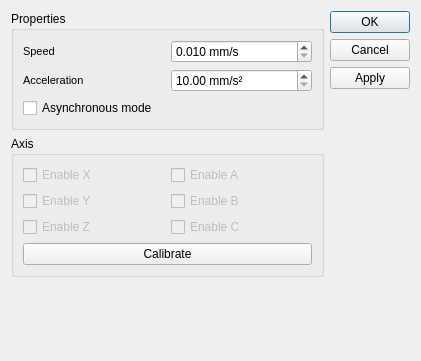
Old version of the form DummyMotor/dialogDummyMotor.ui in the repository itom-project/plugins.
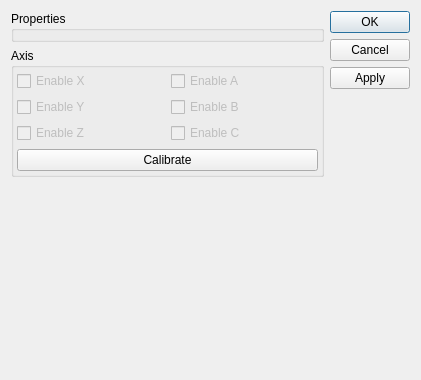
New version of the form. Custom widgets are drawn as their Qt base class.

Commit message: DummyMotor: added paramEditor widget to dialog

The edit to the form file:
```diff
--- a/DummyMotor/dialogDummyMotor.ui
+++ b/DummyMotor/dialogDummyMotor.ui
@@ -7,7 +7,7 @@
     <x>0</x>
     <y>0</y>
     <width>421</width>
-    <height>361</height>
+    <height>380</height>
    </rect>
   </property>
   <property name="windowTitle">
@@ -22,68 +22,20 @@
         <string>Properties</string>
        </property>
        <layout class="QGridLayout" name="gridLayout">
-        <item row="0" column="1">
-         <widget class="QDoubleSpinBox" name="doubleSpinBox_Speed">
-          <property name="suffix">
-           <string> mm/s</string>
-          </property>
-          <property name="decimals">
-           <number>3</number>
-          </property>
-          <property name="minimum">
-           <double>0.010000000000000</double>
-          </property>
-          <property name="maximum">
-           <double>100.000000000000000</double>
-          </property>
-         </widget>
-        </item>
-        <item row="1" column="1">
-         <widget class="QDoubleSpinBox" name="doubleSpinBox_Accel">
-          <property name="suffix">
-           <string> mm/s²</string>
-          </property>
-          <property name="decimals">
-           <number>2</number>
-          </property>
-          <property name="minimum">
-           <double>10.000000000000000</double>
-          </property>
-          <property name="maximum">
-           <double>10000.000000000000000</double>
-          </property>
-         </widget>
-        </item>
-        <item row="1" column="0">
-         <widget class="QLabel" name="labelAcc">
-          <property name="font">
-           <font>
-            <pointsize>8</pointsize>
-           </font>
-          </property>
-          <property name="text">
-           <string>Acceleration</string>
-          </property>
-         </widget>
-        </item>
-        <item row="0" column="0">
-         <widget class="QLabel" name="labelSpeed">
-          <property name="font">
-           <font>
-            <pointsize>8</pointsize>
-           </font>
-          </property>
-          <property name="text">
-           <string>Speed</string>
-          </property>
-         </widget>
-        </item>
-        <item row="2" column="0" colspan="2">
-         <widget class="QCheckBox" name="checkAsync">
-          <property name="text">
-           <string>Asynchronous mode</string>
-          </property>
-         </widget>
+        <property name="leftMargin">
+         <number>3</number>
+        </property>
+        <property name="topMargin">
+         <number>3</number>
+        </property>
+        <property name="rightMargin">
+         <number>3</number>
+        </property>
+        <property name="bottomMargin">
+         <number>3</number>
+        </property>
+        <item row="0" column="0" colspan="2">
+         <widget class="ParamEditorWidget" name="paramEditor"/>
         </item>
        </layout>
       </widget>
@@ -94,6 +46,18 @@
         <string>Axis</string>
        </property>
        <layout class="QGridLayout" name="gridLayout_2">
+        <property name="leftMargin">
+         <number>3</number>
+        </property>
+        <property name="topMargin">
+         <number>3</number>
+        </property>
+        <property name="rightMargin">
+         <number>3</number>
+        </property>
+        <property name="bottomMargin">
+         <number>3</number>
+        </property>
         <item row="0" column="0">
          <widget class="QCheckBox" name="checkBox_EnableX">
           <property name="enabled">
@@ -197,6 +161,13 @@
    </item>
   </layout>
  </widget>
+ <customwidgets>
+  <customwidget>
+   <class>ParamEditorWidget</class>
+   <extends>QWidget</extends>
+   <header>paramEditorWidget.h</header>
+  </customwidget>
+ </customwidgets>
  <tabstops>
   <tabstop>doubleSpinBox_Speed</tabstop>
   <tabstop>doubleSpinBox_Accel</tabstop>
```
Left out of the diff: 8 changed lines with no effect on the pictures. The commit also changes 2 other files.
